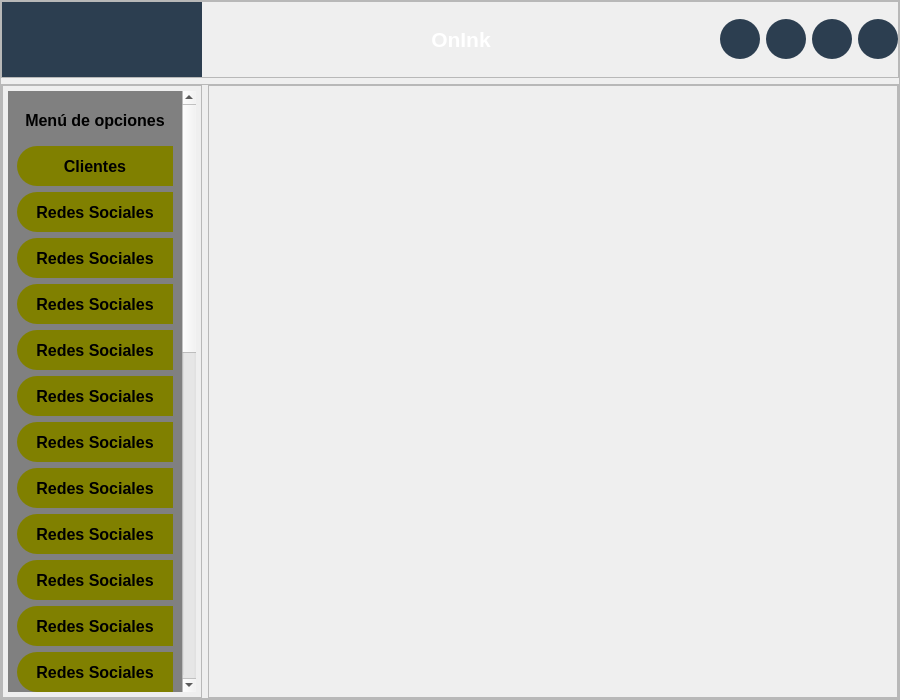
STITCH9911/onink, file main_window.ui: the form before one commit.
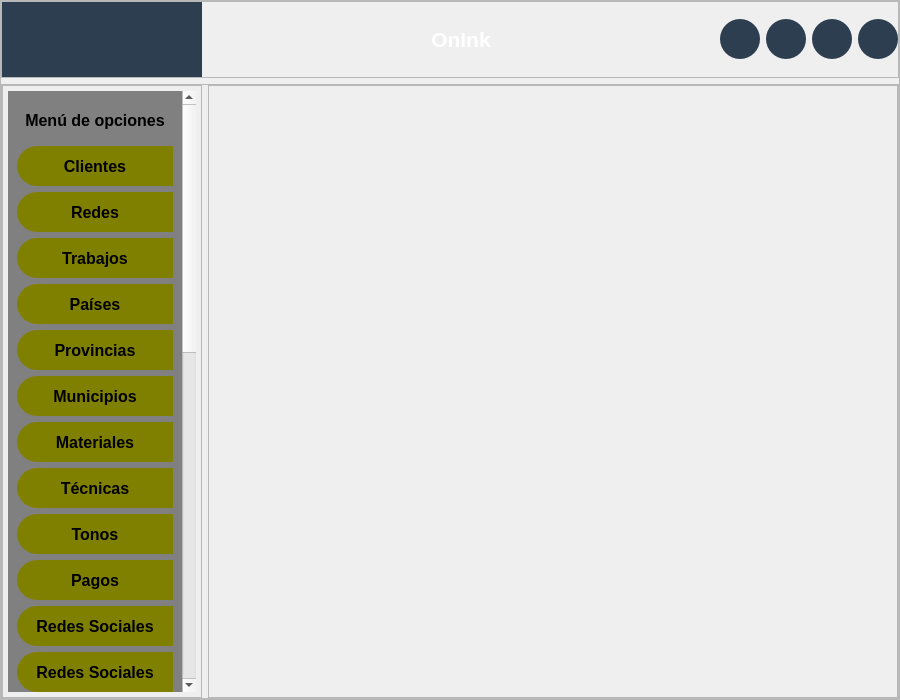
The form after the commit. Icons and pictures are not drawn.

Diff of the .ui file:
```diff
--- a/main_window.ui
+++ b/main_window.ui
@@ -556,7 +556,17 @@
                     <cursorShape>PointingHandCursor</cursorShape>
                    </property>
                    <property name="text">
-                    <string>Redes Sociales</string>
+                    <string>Redes</string>
+                   </property>
+                   <property name="icon">
+                    <iconset>
+                     <normaloff>images/social-network.svg</normaloff>images/social-network.svg</iconset>
+                   </property>
+                   <property name="iconSize">
+                    <size>
+                     <width>35</width>
+                     <height>35</height>
+                    </size>
                    </property>
                   </widget>
                  </item>
@@ -572,7 +582,17 @@
                     <cursorShape>PointingHandCursor</cursorShape>
                    </property>
                    <property name="text">
-                    <string>Redes Sociales</string>
+                    <string>Trabajos</string>
+                   </property>
+                   <property name="icon">
+                    <iconset>
+                     <normaloff>images/services-portfolio.svg</normaloff>images/services-portfolio.svg</iconset>
+                   </property>
+                   <property name="iconSize">
+                    <size>
+                     <width>35</width>
+                     <height>35</height>
+                    </size>
                    </property>
                   </widget>
                  </item>
@@ -588,7 +608,17 @@
                     <cursorShape>PointingHandCursor</cursorShape>
                    </property>
                    <property name="text">
-                    <string>Redes Sociales</string>
+                    <string>Países</string>
+                   </property>
+                   <property name="icon">
+                    <iconset>
+                     <normaloff>images/country-2.svg</normaloff>images/country-2.svg</iconset>
+                   </property>
+                   <property name="iconSize">
+                    <size>
+                     <width>35</width>
+                     <height>35</height>
+                    </size>
                    </property>
                   </widget>
                  </item>
@@ -604,7 +634,17 @@
                     <cursorShape>PointingHandCursor</cursorShape>
                    </property>
                    <property name="text">
-                    <string>Redes Sociales</string>
+                    <string>Provincias</string>
+                   </property>
+                   <property name="icon">
+                    <iconset>
+                     <normaloff>images/flag-1.svg</normaloff>images/flag-1.svg</iconset>
+                   </property>
+                   <property name="iconSize">
+                    <size>
+                     <width>30</width>
+                     <height>30</height>
+                    </size>
                    </property>
                   </widget>
                  </item>
@@ -620,7 +660,17 @@
                     <cursorShape>PointingHandCursor</cursorShape>
                    </property>
                    <property name="text">
-                    <string>Redes Sociales</string>
+                    <string>Municipios</string>
+                   </property>
+                   <property name="icon">
+                    <iconset>
+                     <normaloff>images/location.svg</normaloff>images/location.svg</iconset>
+                   </property>
+                   <property name="iconSize">
+                    <size>
+                     <width>35</width>
+                     <height>35</height>
+                    </size>
                    </property>
                   </widget>
                  </item>
@@ -636,7 +686,17 @@
                     <cursorShape>PointingHandCursor</cursorShape>
                    </property>
                    <property name="text">
-                    <string>Redes Sociales</string>
+                    <string>Materiales</string>
+                   </property>
+                   <property name="icon">
+                    <iconset>
+                     <normaloff>images/materials.svg</normaloff>images/materials.svg</iconset>
+                   </property>
+                   <property name="iconSize">
+                    <size>
+                     <width>35</width>
+                     <height>35</height>
+                    </size>
                    </property>
                   </widget>
                  </item>
@@ -652,7 +712,17 @@
                     <cursorShape>PointingHandCursor</cursorShape>
                    </property>
                    <property name="text">
-                    <string>Redes Sociales</string>
+                    <string>Técnicas</string>
+                   </property>
+                   <property name="icon">
+                    <iconset>
+                     <normaloff>images/solution.svg</normaloff>images/solution.svg</iconset>
+                   </property>
+                   <property name="iconSize">
+                    <size>
+                     <width>35</width>
+                     <height>35</height>
+                    </size>
                    </property>
                   </widget>
                  </item>
@@ -668,7 +738,17 @@
                     <cursorShape>PointingHandCursor</cursorShape>
                    </property>
                    <property name="text">
-                    <string>Redes Sociales</string>
+                    <string>Tonos</string>
+                   </property>
+                   <property name="icon">
+                    <iconset>
+                     <normaloff>images/palette.svg</normaloff>images/palette.svg</iconset>
+                   </property>
+                   <property name="iconSize">
+                    <size>
+                     <width>35</width>
+                     <height>35</height>
+                    </size>
                    </property>
                   </widget>
                  </item>
@@ -684,7 +764,17 @@
                     <cursorShape>PointingHandCursor</cursorShape>
                    </property>
                    <property name="text">
-                    <string>Redes Sociales</string>
+                    <string>Pagos</string>
+                   </property>
+                   <property name="icon">
+                    <iconset>
+                     <normaloff>images/credit-card.svg</normaloff>images/credit-card.svg</iconset>
+                   </property>
+                   <property name="iconSize">
+                    <size>
+                     <width>35</width>
+                     <height>35</height>
+                    </size>
                    </property>
                   </widget>
                  </item>
```
